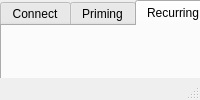
First picture: the form in basic.ui, repository arjun1299/PancreasGUI, before the edit.
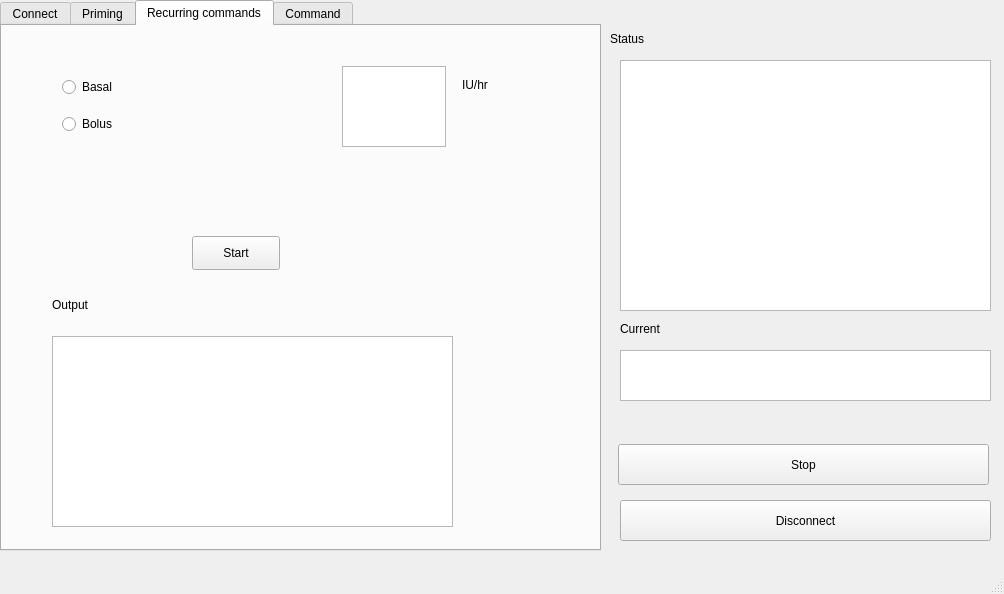
Second picture: the form after the edit. The open tabs and pages were chosen to show the change.

Commit message:
The bolus and basal dosage were converted to radio buttons and an extra layer of security was introduced using 2 levels of pop ups
status broken into 2, the mode of dosage is now in bold stop function was also updated to reset the radio buttons
In priming the clutch is indicated also with which clutch is engaged

The edit to the form file:
```diff
--- a/basic.ui
+++ b/basic.ui
@@ -2,6 +2,14 @@
 <ui version="4.0">
  <class>MainWindow</class>
  <widget class="QMainWindow" name="MainWindow">
+  <property name="geometry">
+   <rect>
+    <x>0</x>
+    <y>0</y>
+    <width>1004</width>
+    <height>594</height>
+   </rect>
+  </property>
   <property name="sizePolicy">
    <sizepolicy hsizetype="Ignored" vsizetype="Ignored">
     <horstretch>0</horstretch>
@@ -188,97 +196,70 @@
      <widget class="QPushButton" name="SetButton">
       <property name="geometry">
        <rect>
-        <x>350</x>
+        <x>190</x>
         <y>210</y>
         <width>88</width>
         <height>34</height>
        </rect>
       </property>
       <property name="text">
-       <string>Send</string>
+       <string>Start</string>
       </property>
      </widget>
-     <widget class="QPushButton" name="basalBtn">
+     <widget class="QTextEdit" name="doseTxt">
       <property name="geometry">
        <rect>
-        <x>60</x>
-        <y>60</y>
-        <width>261</width>
-        <height>41</height>
-       </rect>
-      </property>
-      <property name="text">
-       <string>Basal</string>
-      </property>
-     </widget>
-     <widget class="QPushButton" name="pushButton_2">
-      <property name="geometry">
-       <rect>
-        <x>60</x>
-        <y>140</y>
-        <width>261</width>
-        <height>41</height>
-       </rect>
-      </property>
-      <property name="text">
-       <string>Bolus</string>
-      </property>
-     </widget>
-     <widget class="QTextEdit" name="basalTxt">
-      <property name="geometry">
-       <rect>
-        <x>350</x>
-        <y>60</y>
+        <x>340</x>
+        <y>40</y>
         <width>104</width>
-        <height>41</height>
-       </rect>
-      </property>
-     </widget>
-     <widget class="QTextEdit" name="bolusTxt">
-      <property name="geometry">
-       <rect>
-        <x>350</x>
-        <y>140</y>
-        <width>104</width>
-        <height>41</height>
+        <height>81</height>
        </rect>
       </property>
      </widget>
      <widget class="QLabel" name="label_3">
       <property name="geometry">
        <rect>
-        <x>470</x>
-        <y>80</y>
+        <x>460</x>
+        <y>50</y>
         <width>67</width>
         <height>17</height>
        </rect>
       </property>
       <property name="text">
-       <string>Iu/hr</string>
+       <string>IU/hr</string>
       </property>
      </widget>
-     <widget class="QLabel" name="label_4">
-      <property name="geometry">
-       <rect>
-        <x>470</x>
-        <y>160</y>
-        <width>67</width>
-        <height>17</height>
-       </rect>
-      </property>
-      <property name="text">
-       <string>Iu</string>
-      </property>
-     </widget>
-     <widget class="QTextEdit" name="cmdTxt_2">
+     <widget class="QWidget" name="verticalLayoutWidget">
       <property name="geometry">
        <rect>
         <x>60</x>
-        <y>210</y>
-        <width>261</width>
-        <height>31</height>
+        <y>40</y>
+        <width>160</width>
+        <height>80</height>
        </rect>
       </property>
+      <layout class="QVBoxLayout" name="verticalLayout">
+       <item>
+        <widget class="QRadioButton" name="basalBtn">
+         <property name="text">
+          <string>Basal</string>
+         </property>
+         <property name="checkable">
+          <bool>true</bool>
+         </property>
+         <property name="checked">
+          <bool>false</bool>
+         </property>
+        </widget>
+       </item>
+       <item>
+        <widget class="QRadioButton" name="bolusBtn">
+         <property name="text">
+          <string>Bolus</string>
+         </property>
+        </widget>
+       </item>
+      </layout>
      </widget>
     </widget>
     <widget class="QWidget" name="CommandsTab">
@@ -362,16 +343,14 @@
    <widget class="QPlainTextEdit" name="statusTxt">
     <property name="geometry">
      <rect>
-      <x>610</x>
+      <x>620</x>
       <y>60</y>
-      <width>381</width>
-      <height>371</height>
+      <width>371</width>
+      <height>251</height>
      </rect>
     </property>
-    <property name="font">
-     <font>
-      <pointsize>15</pointsize>
-     </font>
+    <property name="readOnly">
+     <bool>true</bool>
     </property>
    </widget>
    <widget class="QPushButton" name="stopAllBtn">
@@ -400,6 +379,40 @@
      <string>Disconnect</string>
     </property>
    </widget>
+   <widget class="QPlainTextEdit" name="doseStatusTxt">
+    <property name="geometry">
+     <rect>
+      <x>620</x>
+      <y>350</y>
+      <width>371</width>
+      <height>51</height>
+     </rect>
+    </property>
+    <property name="font">
+     <font>
+      <pointsize>20</pointsize>
+     </font>
+    </property>
+    <property name="readOnly">
+     <bool>true</bool>
+    </property>
+    <property name="plainText">
+     <string/>
+    </property>
+   </widget>
+   <widget class="QLabel" name="label_6">
+    <property name="geometry">
+     <rect>
+      <x>620</x>
+      <y>320</y>
+      <width>67</width>
+      <height>17</height>
+     </rect>
+    </property>
+    <property name="text">
+     <string>Current</string>
+    </property>
+   </widget>
   </widget>
   <widget class="QMenuBar" name="menubar">
    <property name="geometry">
```
Left out of the diff: 6 changed lines with no effect on the pictures. The commit also changes 6 other files.
